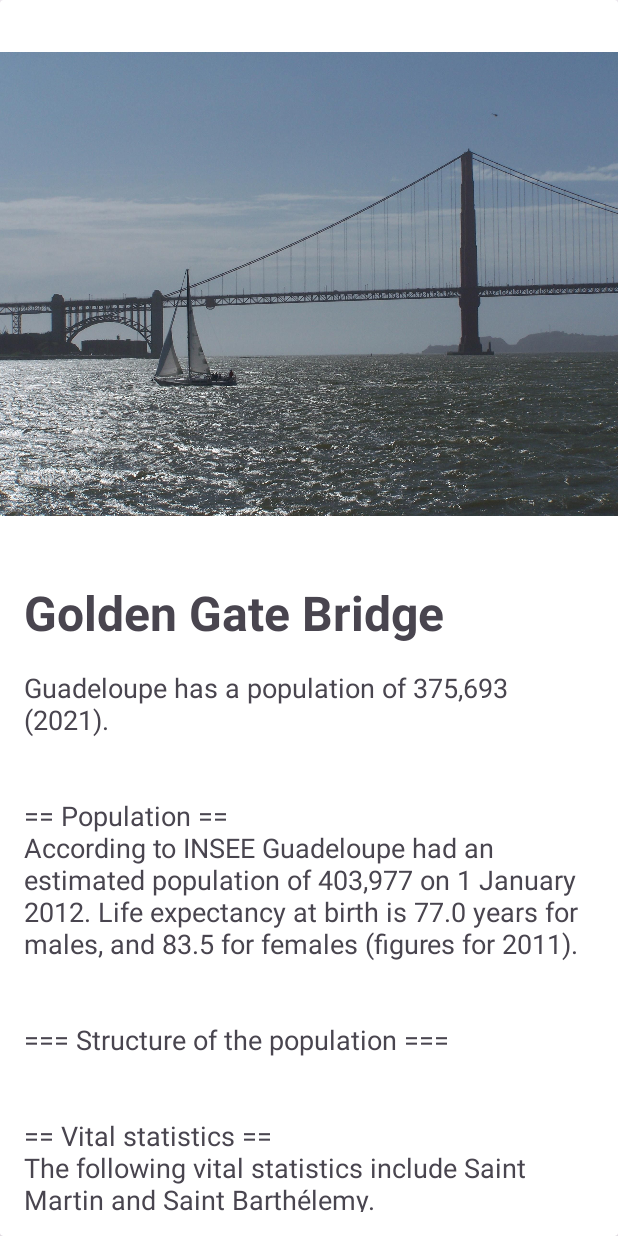
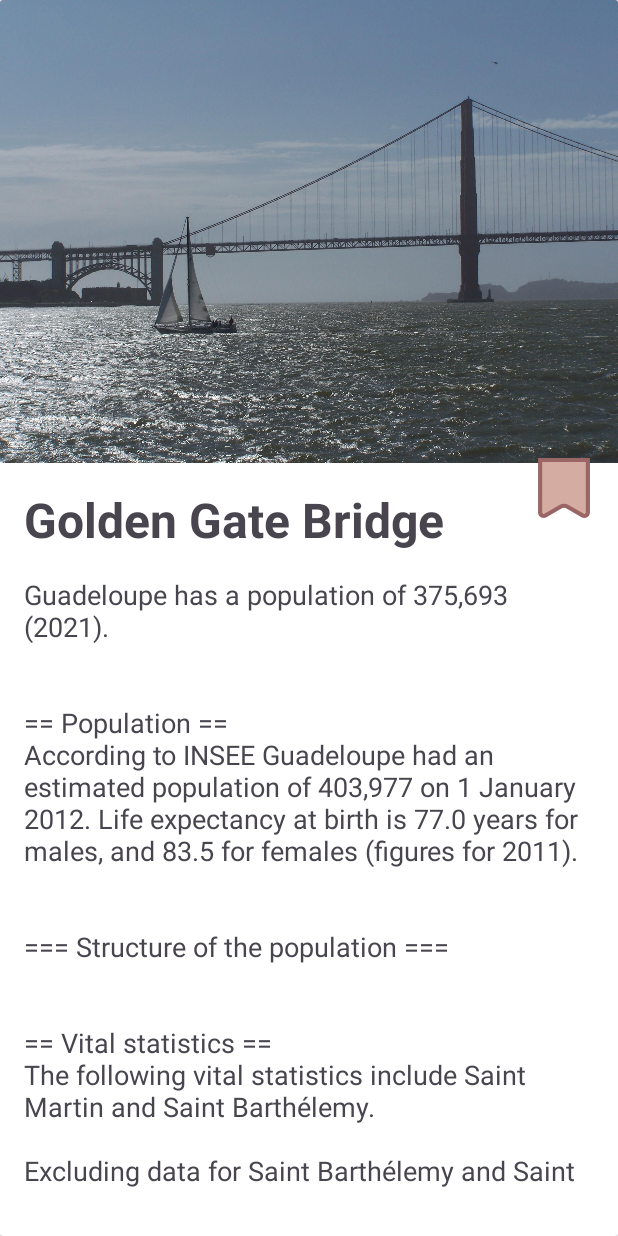
Before and after one commit to rzzrr/Wikitok, an Android app: the layout article_preview_item.xml on its own in the app's theme, with its tools: preview values and no code run, on a phone screen of 412 x 824 dp. Run offline under Robolectric (Android 15) with nearby library versions, the phone set to English and light mode, and no system bars.

Commit message:
finished webView

```diff
--- a/app/src/main/java/com/rzatha/wikitok/data/network/WikiApiService.kt
+++ b/app/src/main/java/com/rzatha/wikitok/data/network/WikiApiService.kt
@@ -39,8 +39,8 @@ interface WikiApiService {
     suspend fun getArticleHTMLById(
         @Query(QUERY_PARAM_ACTION) action: String = "parse",
         @Query(QUERY_PARAM_PAGE_ID) pageId: Int,
-        @Query(QUERY_PARAM_PROP) prop: String = "text",
-        @Query(QUERY_PARAM_SECTION) section: Int = 0,
+        @Query(QUERY_PARAM_PROP) prop: String = "text|sections|displaytitle",
+        @Query(QUERY_PARAM_MOBILE_FORMAT) mobileFormat: String = "yes",
         @Query(QUERY_PARAM_FORMAT) format: String = "json"
     ): ArticleHtmlResponse
 
@@ -69,6 +69,7 @@ interface WikiApiService {
         private const val QUERY_PARAM_TITLES = "titles"
         private const val QUERY_PARAM_II_PROP = "iiprop"
         private const val QUERY_PARAM_IM_LIMIT = "imlimit"
+        private const val QUERY_PARAM_MOBILE_FORMAT = "mobileformat"
         private const val MAX_IM_LIMIT_VALUE = 500
 
 
--- a/app/src/main/java/com/rzatha/wikitok/domain/ArticlePreviewItem.kt
+++ b/app/src/main/java/com/rzatha/wikitok/domain/Article.kt
@@ -2,7 +2,7 @@ package com.rzatha.wikitok.domain
 
 import com.rzatha.wikitok.data.PreviewArticleImageTitle
 
-data class ArticlePreviewItem(
+data class Article(
     val id: Int,
     val title: String,
     val extractText: String?,
--- a/app/src/main/java/com/rzatha/wikitok/domain/GetArticleById.kt
+++ b/app/src/main/java/com/rzatha/wikitok/domain/GetArticleById.kt
@@ -4,7 +4,7 @@ class GetArticleById(
     private val repository: Repository
 ) {
 
-    suspend operator fun invoke(id: Int): ArticlePreviewItem{
+    suspend operator fun invoke(id: Int): Article{
         return repository.getArticleById(id)
     }
 
--- a/app/src/main/java/com/rzatha/wikitok/domain/Repository.kt
+++ b/app/src/main/java/com/rzatha/wikitok/domain/Repository.kt
@@ -2,7 +2,7 @@ package com.rzatha.wikitok.domain
 
 interface Repository {
 
-    suspend fun getArticleById(id: Int): ArticlePreviewItem
+    suspend fun getArticleById(id: Int): Article
 
     suspend fun loadRandomResponse()
 }
--- a/app/src/main/java/com/rzatha/wikitok/presentation/ArticleDetailViewModel.kt
+++ b/app/src/main/java/com/rzatha/wikitok/presentation/ArticleDetailViewModel.kt
@@ -5,7 +5,7 @@ import androidx.lifecycle.MutableLiveData
 import androidx.lifecycle.ViewModel
 import androidx.lifecycle.viewModelScope
 import com.rzatha.wikitok.data.repository.ArticleRepositoryImpl
-import com.rzatha.wikitok.domain.ArticlePreviewItem
+import com.rzatha.wikitok.domain.Article
 import com.rzatha.wikitok.domain.GetArticleById
 import kotlinx.coroutines.launch
 
@@ -16,8 +16,8 @@ class ArticleDetailViewModel(
     private val repository = ArticleRepositoryImpl()
     private val getArticleById = GetArticleById(repository)
 
-    private val _ldArticle = MutableLiveData<ArticlePreviewItem>()
-    val ldArticle : LiveData<ArticlePreviewItem>
+    private val _ldArticle = MutableLiveData<Article>()
+    val ldArticle : LiveData<Article>
         get() = _ldArticle
 
     init {
--- /dev/null
+++ b/app/src/main/res/drawable/ic_bookmark.xml
@@ -0,0 +1,16 @@
+<vector xmlns:android="http://schemas.android.com/apk/res/android"
+    android:width="800dp"
+    android:height="800dp"
+    android:viewportWidth="800"
+    android:viewportHeight="800">
+
+  <path
+      android:strokeWidth="1"
+      android:pathData="M87,736V35L707,26V748L686,775L380,634L267,702L108,782L87,736Z"
+      android:fillColor="#D5ACA2"
+      android:strokeColor="#000000"/>
+  <path
+      android:pathData="M718.35,0H54.2V725.88C54.2,752.38 68.35,776.87 91.32,790.09C102.75,796.69 115.56,800 128.32,800C141.14,800 153.99,796.67 165.47,790.02L366.97,673.31C377.19,667.39 388.57,664.44 400,664.44C411.43,664.44 422.81,667.39 433.03,673.31L634.53,790.02L634.55,790.03C646.01,796.66 658.84,800 671.67,800C684.43,800 697.24,796.7 708.7,790.08C731.65,776.87 745.8,752.38 745.8,725.88V0H718.35ZM681.28,742.54C678.3,744.25 675.01,745.1 671.67,745.11C668.35,745.11 665.03,744.26 662.02,742.51L660.31,741.53L460.54,625.82C441.82,614.97 420.89,609.54 400,609.54C379.1,609.54 358.17,614.98 339.46,625.82L137.96,742.53C134.98,744.26 131.68,745.11 128.32,745.11C125.01,745.11 121.7,744.26 118.72,742.54C112.75,739.11 109.09,732.76 109.09,725.88V54.89H690.91V725.88C690.91,732.76 687.24,739.11 681.28,742.54Z"
+      android:fillColor="#996565"/>
+
+</vector>
--- a/app/src/main/res/drawable/style_fab_favourite.xml
+++ /dev/null
@@ -1,5 +0,0 @@
-<?xml version="1.0" encoding="utf-8"?>
-<shape android:shape="line"
-    xmlns:android="http://schemas.android.com/apk/res/android">
-
-</shape>
--- a/app/src/main/res/layout/article_preview_item.xml
+++ b/app/src/main/res/layout/article_preview_item.xml
@@ -16,21 +16,22 @@
             android:id="@+id/ivArticle"
             android:layout_width="match_parent"
             android:layout_height="0dp"
+            android:maxHeight="450dp"
             android:adjustViewBounds="true"
-            android:paddingTop="8dp"
-            app:layout_constraintBottom_toTopOf="@+id/glMaxImageHeight"
             app:layout_constraintEnd_toEndOf="parent"
             app:layout_constraintStart_toStartOf="parent"
             app:layout_constraintTop_toTopOf="parent"
             tools:srcCompat="@drawable/ggb" />
 
-
-        <androidx.constraintlayout.widget.Guideline
-            android:id="@+id/glMaxImageHeight"
-            android:layout_width="wrap_content"
-            android:layout_height="wrap_content"
-            android:orientation="horizontal"
-            app:layout_constraintGuide_percent="0.45" />
+        <ImageView
+            android:id="@+id/ivFavourites"
+            android:layout_width="40dp"
+            android:layout_height="40dp"
+            android:layout_marginTop="-3dp"
+            android:layout_marginEnd="16dp"
+            app:layout_constraintTop_toBottomOf="@+id/ivArticle"
+            app:layout_constraintEnd_toEndOf="parent"
+            tools:srcCompat="@drawable/ic_bookmark" />
 
         <TextView
             android:id="@+id/tvTitle"
@@ -49,18 +50,19 @@
 
         <com.rzatha.wikitok.presentation.PreviewTextNestedScrollView
             android:id="@+id/nestedScrollView"
-            android:fillViewport="true"
             android:layout_width="match_parent"
             android:layout_height="0dp"
+            android:fillViewport="true"
             android:paddingStart="16dp"
             android:paddingTop="8dp"
             android:paddingEnd="16dp"
-            android:paddingBottom="16dp"
+            android:paddingBottom="32dp"
             app:layout_constraintBottom_toBottomOf="parent"
             app:layout_constraintEnd_toEndOf="parent"
+            app:layout_constraintHorizontal_bias="0.0"
             app:layout_constraintStart_toStartOf="parent"
             app:layout_constraintTop_toBottomOf="@id/tvTitle"
-            >
+            app:layout_constraintVertical_bias="0.0">
 
             <TextView
                 android:id="@+id/tvArticleText"
```
Also changed, not shown: app/src/main/java/com/rzatha/wikitok/data/Mapper.kt (+5 -5 lines), app/src/main/java/com/rzatha/wikitok/data/repository/ArticleRepositoryImpl.kt (+15 -13 lines), app/src/main/java/com/rzatha/wikitok/presentation/ArticleAdapter.kt (+8 -4 lines), app/src/main/java/com/rzatha/wikitok/presentation/ArticleDetailActivity.kt (+12 -3 lines), app/src/main/java/com/rzatha/wikitok/presentation/MainActivity.kt (+9 -0 lines), app/src/main/java/com/rzatha/wikitok/presentation/MainViewModel.kt (+12 -2 lines), app/src/main/java/com/rzatha/wikitok/presentation/WikiWebViewClient.kt (added, +24 -0 lines), app/src/main/res/drawable/ic_bookmarked.xml (added, +18 -0 lines), app/src/main/res/layout/activity_article_detail.xml (+7 -11 lines), app/src/main/res/drawable/image_placeholder.png (added).
